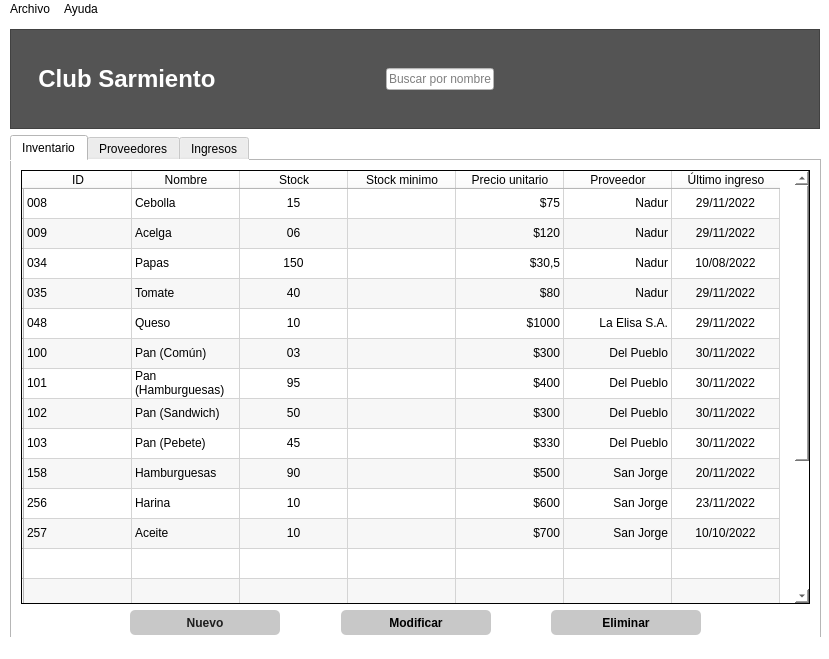
Old version of the form windows/main.ui in the repository HitomiD/Proyecto-Desarrollo.
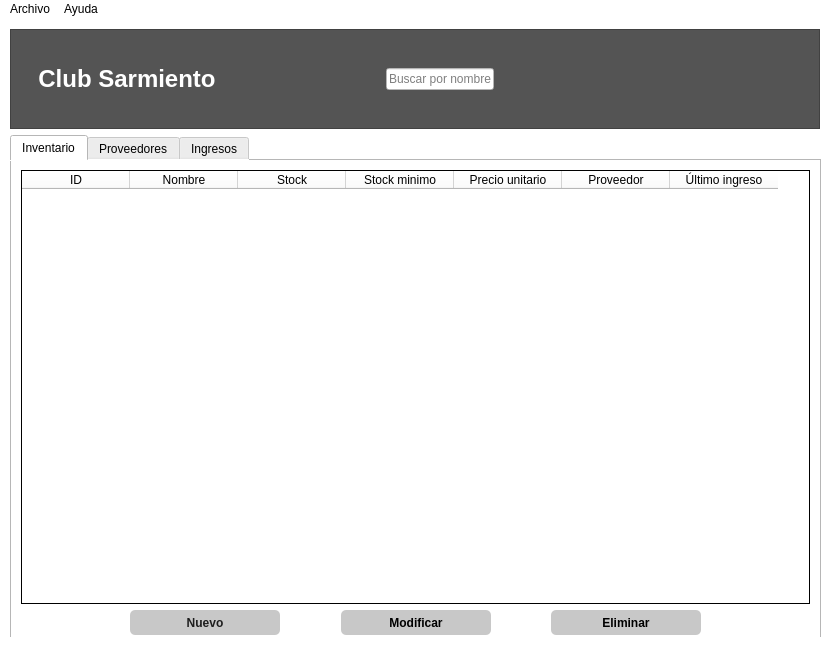
New version of the form. The open tabs and pages were chosen to show the change. Icons and pictures are not drawn.

Commit message: Reorganizacion en módulo principal (carpeta raiz) y submódulo "windows".

What changed in the file:
```diff
--- a/windows/main.ui
+++ b/windows/main.ui
@@ -273,7 +273,7 @@
          <enum>QAbstractItemView::ScrollPerItem</enum>
         </property>
         <property name="rowCount">
-         <number>19</number>
+         <number>0</number>
         </property>
         <property name="columnCount">
          <number>7</number>
@@ -302,101 +302,6 @@
         <attribute name="verticalHeaderHighlightSections">
          <bool>true</bool>
         </attribute>
-        <row>
-         <property name="text">
-          <string/>
-         </property>
-        </row>
-        <row>
-         <property name="text">
-          <string/>
-         </property>
-        </row>
-        <row>
-         <property name="text">
-          <string/>
-         </property>
-        </row>
-        <row>
-         <property name="text">
-          <string/>
-         </property>
-        </row>
-        <row>
-         <property name="text">
-          <string/>
-         </property>
-        </row>
-        <row>
-         <property name="text">
-          <string/>
-         </property>
-        </row>
-        <row>
-         <property name="text">
-          <string/>
-         </property>
-        </row>
-        <row>
-         <property name="text">
-          <string/>
-         </property>
-        </row>
-        <row>
-         <property name="text">
-          <string/>
-         </property>
-        </row>
-        <row>
-         <property name="text">
-          <string/>
-         </property>
-        </row>
-        <row>
-         <property name="text">
-          <string/>
-         </property>
-        </row>
-        <row>
-         <property name="text">
-          <string/>
-         </property>
-        </row>
-        <row>
-         <property name="text">
-          <string/>
-         </property>
-        </row>
-        <row>
-         <property name="text">
-          <string/>
-         </property>
-        </row>
-        <row>
-         <property name="text">
-          <string/>
-         </property>
-        </row>
-        <row>
-         <property name="text">
-          <string/>
-         </property>
-        </row>
-        <row>
-         <property name="text">
-          <string/>
-         </property>
-        </row>
-        <row>
-         <property name="text">
-          <string/>
-         </property>
-        </row>
-        <row>
-         <property name="text">
-          <string/>
-         </property>
-        </row>
         <column>
          <property name="text">
           <string>ID</string>
@@ -432,519 +337,6 @@
           <string>Último ingreso</string>
          </property>
         </column>
-        <item row="0" column="0">
-         <property name="text">
-          <string>008</string>
-         </property>
-        </item>
-        <item row="0" column="1">
-         <property name="text">
-          <string>Cebolla</string>
-         </property>
-        </item>
-        <item row="0" column="2">
-         <property name="text">
-          <string>15</string>
-         </property>
-         <property name="textAlignment">
-          <set>AlignCenter</set>
-         </property>
-        </item>
-        <item row="0" column="4">
-         <property name="text">
-          <string>$75</string>
-         </property>
-         <property name="textAlignment">
-          <set>AlignTrailing|AlignVCenter</set>
-         </property>
-        </item>
-        <item row="0" column="5">
-         <property name="text">
-          <string>Nadur</string>
-         </property>
-         <property name="textAlignment">
-          <set>AlignTrailing|AlignVCenter</set>
-         </property>
-        </item>
-        <item row="0" column="6">
-         <property name="text">
-          <string>29/11/2022</string>
-         </property>
-         <property name="textAlignment">
-          <set>AlignCenter</set>
-         </property>
-        </item>
-        <item row="1" column="0">
-         <property name="text">
-          <string>009</string>
-         </property>
-        </item>
-        <item row="1" column="1">
-         <property name="text">
-          <string>Acelga</string>
-         </property>
-        </item>
-        <item row="1" column="2">
-         <property name="text">
-          <string>06</string>
-         </property>
-         <property name="textAlignment">
-          <set>AlignCenter</set>
-         </property>
-        </item>
-        <item row="1" column="4">
-         <property name="text">
-          <string>$120</string>
-         </property>
-         <property name="textAlignment">
-          <set>AlignTrailing|AlignVCenter</set>
-         </property>
-        </item>
-        <item row="1" column="5">
-         <property name="text">
-          <string>Nadur</string>
-         </property>
-         <property name="textAlignment">
-          <set>AlignTrailing|AlignVCenter</set>
-         </property>
-        </item>
-        <item row="1" column="6">
-         <property name="text">
-          <string>29/11/2022</string>
-         </property>
-         <property name="textAlignment">
-          <set>AlignCenter</set>
-         </property>
-        </item>
-        <item row="2" column="0">
-         <property name="text">
-          <string>034</string>
-         </property>
-        </item>
-        <item row="2" column="1">
-         <property name="text">
-          <string>Papas</string>
-         </property>
-        </item>
-        <item row="2" column="2">
-         <property name="text">
-          <string>150</string>
-         </property>
-         <property name="textAlignment">
-          <set>AlignCenter</set>
-         </property>
-        </item>
-        <item row="2" column="4">
-         <property name="text">
-          <string>$30,5</string>
-         </property>
-         <property name="textAlignment">
-          <set>AlignTrailing|AlignVCenter</set>
-         </property>
-        </item>
-        <item row="2" column="5">
-         <property name="text">
-          <string>Nadur</string>
-         </property>
-         <property name="textAlignment">
-          <set>AlignTrailing|AlignVCenter</set>
-         </property>
-        </item>
-        <item row="2" column="6">
-         <property name="text">
-          <string>10/08/2022</string>
-         </property>
-         <property name="textAlignment">
-          <set>AlignCenter</set>
-         </property>
-        </item>
-        <item row="3" column="0">
-         <property name="text">
-          <string>035</string>
-         </property>
-        </item>
-        <item row="3" column="1">
-         <property name="text">
-          <string>Tomate</string>
-         </property>
-        </item>
-        <item row="3" column="2">
-         <property name="text">
-          <string>40</string>
-         </property>
-         <property name="textAlignment">
-          <set>AlignCenter</set>
-         </property>
-        </item>
-        <item row="3" column="4">
-         <property name="text">
-          <string>$80</string>
-         </property>
-         <property name="textAlignment">
-          <set>AlignTrailing|AlignVCenter</set>
-         </property>
-        </item>
-        <item row="3" column="5">
-         <property name="text">
-          <string>Nadur</string>
-         </property>
-         <property name="textAlignment">
-          <set>AlignTrailing|AlignVCenter</set>
-         </property>
-        </item>
-        <item row="3" column="6">
-         <property name="text">
-          <string>29/11/2022</string>
-         </property>
-         <property name="textAlignment">
-          <set>AlignCenter</set>
-         </property>
-        </item>
-        <item row="4" column="0">
-         <property name="text">
-          <string>048</string>
-         </property>
-        </item>
-        <item row="4" column="1">
-         <property name="text">
-          <string>Queso</string>
-         </property>
-        </item>
-        <item row="4" column="2">
-         <property name="text">
-          <string>10</string>
-         </property>
-         <property name="textAlignment">
-          <set>AlignCenter</set>
-         </property>
-        </item>
-        <item row="4" column="4">
-         <property name="text">
-          <string>$1000</string>
-         </property>
-         <property name="textAlignment">
-          <set>AlignTrailing|AlignVCenter</set>
-         </property>
-        </item>
-        <item row="4" column="5">
-         <property name="text">
-          <string>La Elisa S.A.</string>
-         </property>
-         <property name="textAlignment">
-          <set>AlignTrailing|AlignVCenter</set>
-         </property>
-        </item>
-        <item row="4" column="6">
-         <property name="text">
-          <string>29/11/2022</string>
-         </property>
-         <property name="textAlignment">
-          <set>AlignCenter</set>
-         </property>
-        </item>
-        <item row="5" column="0">
-         <property name="text">
-          <string>100</string>
-         </property>
-        </item>
-        <item row="5" column="1">
-         <property name="text">
-          <string>Pan (Común)</string>
-         </property>
-        </item>
-        <item row="5" column="2">
-         <property name="text">
-          <string>03</string>
-         </property>
-         <property name="textAlignment">
-          <set>AlignCenter</set>
-         </property>
-        </item>
-        <item row="5" column="4">
-         <property name="text">
-          <string>$300</string>
-         </property>
-         <property name="textAlignment">
-          <set>AlignTrailing|AlignVCenter</set>
-         </property>
-        </item>
-        <item row="5" column="5">
-         <property name="text">
-          <string>Del Pueblo</string>
-         </property>
-         <property name="textAlignment">
-          <set>AlignTrailing|AlignVCenter</set>
-         </property>
-        </item>
-        <item row="5" column="6">
-         <property name="text">
-          <string>30/11/2022</string>
-         </property>
-         <property name="textAlignment">
-          <set>AlignCenter</set>
-         </property>
-        </item>
-        <item row="6" column="0">
-         <property name="text">
-          <string>101</string>
-         </property>
-        </item>
-        <item row="6" column="1">
-         <property name="text">
-          <string>Pan (Hamburguesas)</string>
-         </property>
-        </item>
-        <item row="6" column="2">
-         <property name="text">
-          <string>95</string>
-         </property>
-         <property name="textAlignment">
-          <set>AlignCenter</set>
-         </property>
-        </item>
-        <item row="6" column="4">
-         <property name="text">
-          <string>$400</string>
-         </property>
-         <property name="textAlignment">
-          <set>AlignTrailing|AlignVCenter</set>
-         </property>
-        </item>
-        <item row="6" column="5">
-         <property name="text">
-          <string>Del Pueblo</string>
-         </property>
-         <property name="textAlignment">
-          <set>AlignTrailing|AlignVCenter</set>
-         </property>
-        </item>
-        <item row="6" column="6">
-         <property name="text">
-          <string>30/11/2022</string>
-         </property>
-         <property name="textAlignment">
-          <set>AlignCenter</set>
-         </property>
-        </item>
-        <item row="7" column="0">
-         <property name="text">
-          <string>102</string>
-         </property>
-        </item>
-        <item row="7" column="1">
-         <property name="text">
-          <string>Pan (Sandwich)</string>
-         </property>
-        </item>
-        <item row="7" column="2">
-         <property name="text">
-          <string>50</string>
-         </property>
-         <property name="textAlignment">
-          <set>AlignCenter</set>
-         </property>
-        </item>
-        <item row="7" column="4">
-         <property name="text">
-          <string>$300</string>
-         </property>
-         <property name="textAlignment">
-          <set>AlignTrailing|AlignVCenter</set>
-         </property>
-        </item>
-        <item row="7" column="5">
-         <property name="text">
-          <string>Del Pueblo</string>
-         </property>
-         <property name="textAlignment">
-          <set>AlignTrailing|AlignVCenter</set>
-         </property>
-        </item>
-        <item row="7" column="6">
-         <property name="text">
-          <string>30/11/2022</string>
-         </property>
-         <property name="textAlignment">
-          <set>AlignCenter</set>
-         </property>
-        </item>
-        <item row="8" column="0">
-         <property name="text">
-          <string>103</string>
-         </property>
-        </item>
-        <item row="8" column="1">
-         <property name="text">
-          <string>Pan (Pebete)</string>
-         </property>
-        </item>
-        <item row="8" column="2">
-         <property name="text">
-          <string>45</string>
-         </property>
-         <property name="textAlignment">
-          <set>AlignCenter</set>
-         </property>
-        </item>
-        <item row="8" column="4">
-         <property name="text">
-          <string>$330</string>
-         </property>
-         <property name="textAlignment">
-          <set>AlignTrailing|AlignVCenter</set>
-         </property>
-        </item>
-        <item row="8" column="5">
-         <property name="text">
-          <string>Del Pueblo</string>
-         </property>
-         <property name="textAlignment">
-          <set>AlignTrailing|AlignVCenter</set>
-         </property>
-        </item>
-        <item row="8" column="6">
-         <property name="text">
-          <string>30/11/2022</string>
-         </property>
-         <property name="textAlignment">
-          <set>AlignCenter</set>
-         </property>
-        </item>
-        <item row="9" column="0">
-         <property name="text">
-          <string>158</string>
-         </property>
-        </item>
-        <item row="9" column="1">
-         <property name="text">
-          <string>Hamburguesas</string>
-         </property>
-        </item>
-        <item row="9" column="2">
-         <property name="text">
-          <string>90</string>
-         </property>
-         <property name="textAlignment">
-          <set>AlignCenter</set>
-         </property>
-         <property name="background">
-          <brush brushstyle="NoBrush">
-           <color alpha="255">
-            <red>255</red>
-            <green>0</green>
-            <blue>0</blue>
-           </color>
-          </brush>
-         </property>
-        </item>
-        <item row="9" column="4">
-         <property name="text">
-          <string>$500</string>
-         </property>
-         <property name="textAlignment">
-          <set>AlignTrailing|AlignVCenter</set>
-         </property>
-        </item>
-        <item row="9" column="5">
-         <property name="text">
-          <string>San Jorge</string>
-         </property>
-         <property name="textAlignment">
-          <set>AlignTrailing|AlignVCenter</set>
-         </property>
-        </item>
-        <item row="9" column="6">
-         <property name="text">
-          <string>20/11/2022</string>
-         </property>
-         <property name="textAlignment">
-          <set>AlignCenter</set>
-         </property>
-        </item>
-        <item row="10" column="0">
-         <property name="text">
-          <string>256</string>
-         </property>
-        </item>
-        <item row="10" column="1">
-         <property name="text">
-          <string>Harina</string>
-         </property>
-        </item>
-        <item row="10" column="2">
-         <property name="text">
-          <string>10</string>
-         </property>
-         <property name="textAlignment">
-          <set>AlignCenter</set>
-         </property>
-        </item>
-        <item row="10" column="4">
-         <property name="text">
-          <string>$600</string>
-         </property>
-         <property name="textAlignment">
-          <set>AlignTrailing|AlignVCenter</set>
-         </property>
-        </item>
-        <item row="10" column="5">
-         <property name="text">
-          <string>San Jorge</string>
-         </property>
-         <property name="textAlignment">
-          <set>AlignTrailing|AlignVCenter</set>
-         </property>
-        </item>
-        <item row="10" column="6">
-         <property name="text">
-          <string>23/11/2022</string>
-         </property>
-         <property name="textAlignment">
-          <set>AlignCenter</set>
-         </property>
-        </item>
-        <item row="11" column="0">
-         <property name="text">
-          <string>257</string>
-         </property>
-        </item>
-        <item row="11" column="1">
-         <property name="text">
-          <string>Aceite</string>
-         </property>
-        </item>
-        <item row="11" column="2">
-         <property name="text">
-          <string>10</string>
-         </property>
-         <property name="textAlignment">
-          <set>AlignCenter</set>
-         </property>
-        </item>
-        <item row="11" column="4">
-         <property name="text">
-          <string>$700</string>
-         </property>
-         <property name="textAlignment">
-          <set>AlignTrailing|AlignVCenter</set>
-         </property>
-        </item>
-        <item row="11" column="5">
-         <property name="text">
-          <string>San Jorge</string>
-         </property>
-         <property name="textAlignment">
-          <set>AlignTrailing|AlignVCenter</set>
-         </property>
-        </item>
-        <item row="11" column="6">
-         <property name="text">
-          <string>10/10/2022</string>
-         </property>
-         <property name="textAlignment">
-          <set>AlignCenter</set>
-         </property>
-        </item>
        </widget>
       </item>
       <item>
```
Left out of the diff: 311 changed lines with no effect on the pictures. The commit also changes 6 other files.
